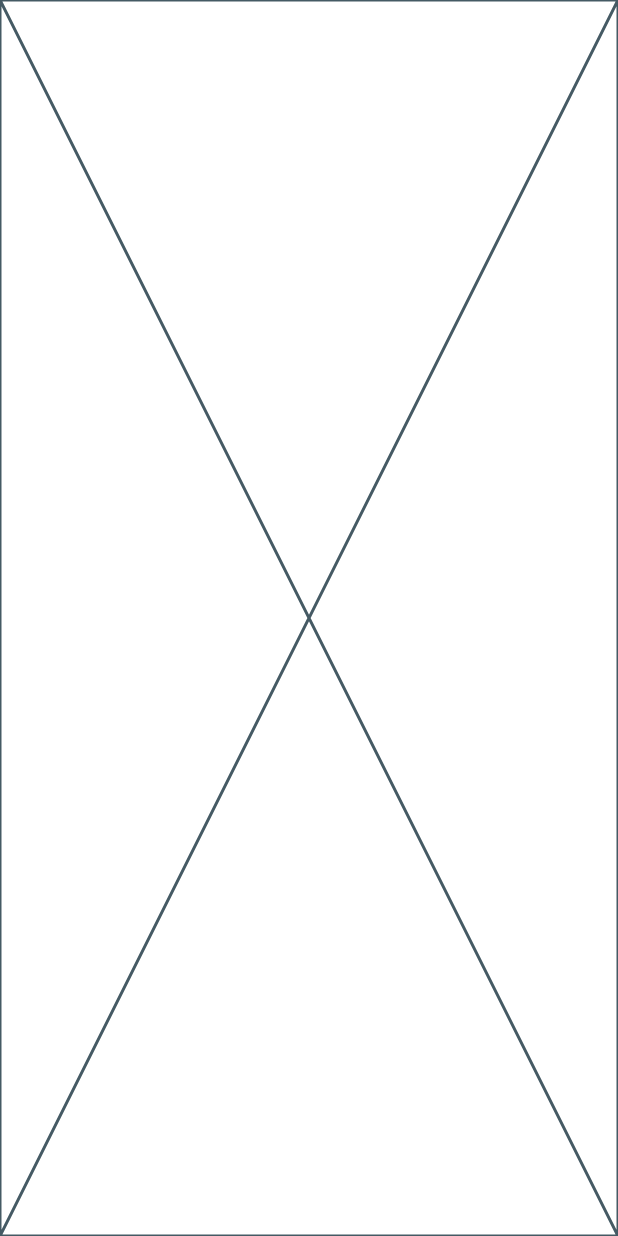
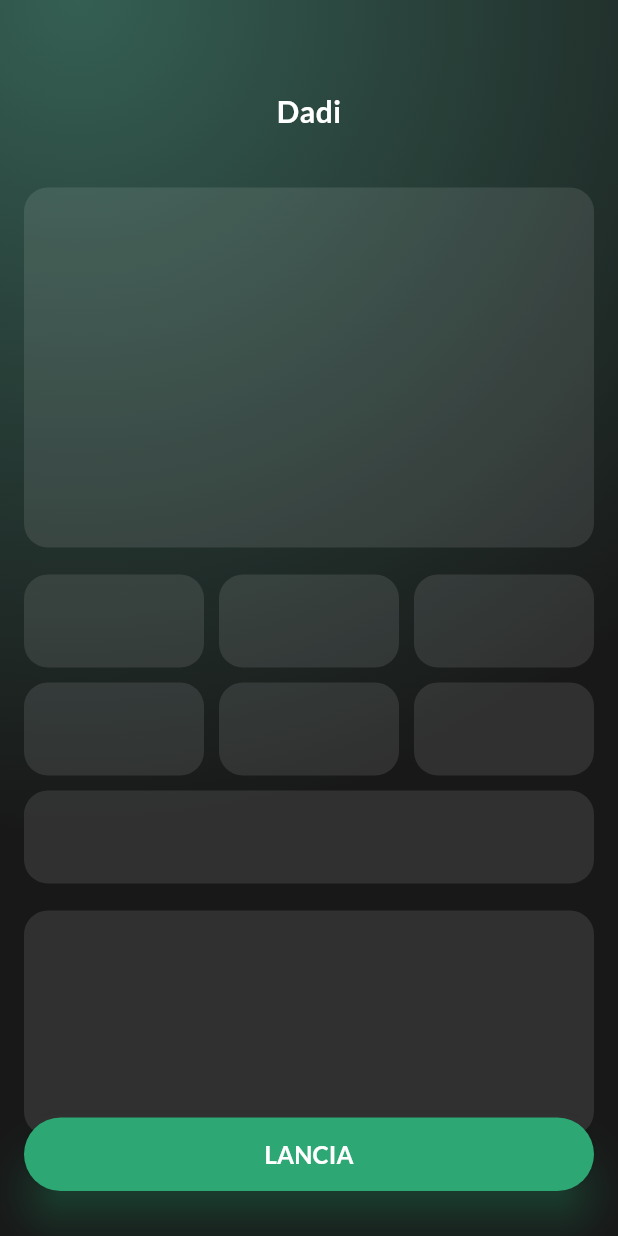
Before and after one commit to MrPio/Scheda_DnD_5e, a Flutter app: the screen it shows after launch, on a phone screen of 412 x 824 dp. Run offline on Flutter 3.47's test engine with Material 3 defaults, Android fonts, the phone set to English and light mode, and no system bars; our stand-ins replace cloud_firestore, firebase_auth, firebase_core, google_fonts, shared_preferences; accounts and stored records are empty.

Commit message:
model creation 2/3. Dice roll page 1/2

```diff
--- a/lib/enum/fonts.dart
+++ b/lib/enum/fonts.dart
@@ -4,22 +4,27 @@ import 'package:scheda_dnd_5e/enum/palette.dart';
 
 class Fonts {
   static light({color,double size=18}) => GoogleFonts.lato(
-      color: color ??Palette.scheme.onSecondary,
+      color: color ??Palette.onBackground,
       fontSize: size,
       fontWeight: FontWeight.w300);
 
   static regular({color,double size=18}) => GoogleFonts.lato(
-      color: color ??Palette.scheme.onSecondary,
+      color: color ??Palette.onBackground,
       fontSize: size,
       fontWeight: FontWeight.normal);
 
   static bold({color,double size=20}) => GoogleFonts.lato(
-      color: color ?? Palette.scheme.onSecondary,
+      color: color ?? Palette.onBackground,
       fontSize: size,
       fontWeight: FontWeight.bold);
 
-  static black({color,double size=24}) => GoogleFonts.lato(
-      color: color ??Palette.scheme.onSecondary,
+  static button({color,double size=16}) => GoogleFonts.lato(
+      color: color ?? Palette.onBackground,
+      fontSize: size,
+      fontWeight: FontWeight.bold);
+
+  static black({color,double size=28}) => GoogleFonts.lato(
+      color: color ??Palette.onBackground,
       fontSize: size,
       fontWeight: FontWeight.w900);
 }
--- /dev/null
+++ b/lib/enum/measures.dart
@@ -0,0 +1,9 @@
+class Measures {
+  static const vMarginBig = 60.0,
+      vMarginMed = 38.0,
+      vMarginSmall = 18.0,
+      vMarginThin = 10.0;
+  static const hPadding = 16.0;
+  static const diceCardHeight = 62.0;
+  static const bottomButtonMargin = 30.0;
+}
--- a/lib/enum/palette.dart
+++ b/lib/enum/palette.dart
@@ -1,8 +1,9 @@
 import 'package:flutter/material.dart';
 
 class Palette {
-  static late ThemeData theme;
-  static ColorScheme get scheme =>theme.colorScheme;
-
-  static const red = Color(0xFFf15450);
+  static const background = Color(0xFF181818);
+  static const backgroundGreen = Color(0xFF355f53);
+  static const onBackground = Color(0xFFffffff);
+  static const primaryGreen = Color(0xFF2da774);
+  static const card = Color(0x1Affffff);
 }
--- /dev/null
+++ b/lib/enum/relationship.dart
@@ -0,0 +1,15 @@
+enum Relationship {
+  alleato,
+  amico,
+  animale,
+  base,
+  boss,
+  divinita,
+  familiare,
+  locandiere,
+  maestro,
+  mostriciattolo,
+  nemesi,
+  nemico,
+  patrono;
+}
--- a/lib/main.dart
+++ b/lib/main.dart
@@ -3,6 +3,7 @@ import 'package:flutter/material.dart';
 import 'package:scheda_dnd_5e/manager/account_manager.dart';
 import 'package:scheda_dnd_5e/manager/database_manager.dart';
 import 'package:scheda_dnd_5e/model/user.dart';
+import 'package:scheda_dnd_5e/view/dice_page.dart';
 
 import 'firebase_options.dart';
 
@@ -21,9 +22,11 @@ class MyApp extends StatelessWidget {
 
   @override
   Widget build(BuildContext context) {
-    return const MaterialApp(
+    return MaterialApp(
       title: 'Scheda DnD 5e',
-      home: Placeholder(),
+      routes: <String, WidgetBuilder>{
+        '/': (context) => const DicePage(),
+      },
     );
   }
 }
--- a/lib/model/campaign.dart
+++ b/lib/model/campaign.dart
@@ -2,7 +2,7 @@ import 'package:scheda_dnd_5e/interface/identifiable.dart';
 import 'package:scheda_dnd_5e/interface/json_serializable.dart';
 import 'package:json_annotation/json_annotation.dart';
 
-part 'campaign.g.dart';
+part 'part/campaign.g.dart';
 
 @JsonSerializable()
 class Campaign implements JSONSerializable, Identifiable {
--- a/lib/model/character.dart
+++ b/lib/model/character.dart
@@ -2,7 +2,7 @@ import 'package:scheda_dnd_5e/interface/identifiable.dart';
 import 'package:scheda_dnd_5e/interface/json_serializable.dart';
 import 'package:json_annotation/json_annotation.dart';
 
-part 'character.g.dart';
+part 'part/character.g.dart';
 
 @JsonSerializable()
 class Character implements JSONSerializable, Identifiable {
--- a/lib/model/npc.dart
+++ b/lib/model/npc.dart
@@ -1,24 +1,28 @@
+import 'package:scheda_dnd_5e/enum/relationship.dart';
 import 'package:scheda_dnd_5e/interface/identifiable.dart';
 import 'package:scheda_dnd_5e/interface/json_serializable.dart';
 import 'package:json_annotation/json_annotation.dart';
 
-part 'npc.g.dart';
+part 'part/npc.g.dart';
 
 @JsonSerializable()
 class Npc implements JSONSerializable, Identifiable {
   final int regDateTimestamp;
+  final String name, description;
+  final Relationship? relationship;
 
   @override
   @JsonKey(includeFromJson: false, includeToJson: false)
   late final String? uid;
 
-  Npc()
-      : regDateTimestamp = DateTime.now().millisecondsSinceEpoch;
+  Npc({name, description, this.relationship})
+      : regDateTimestamp = DateTime.now().millisecondsSinceEpoch,
+        name = name ?? 'Anonimo',
+        description = description ?? '';
 
   get dateReg => DateTime.fromMillisecondsSinceEpoch(regDateTimestamp);
 
-  factory Npc.fromJson(Map<String, dynamic> json) =>
-      _$NpcFromJson(json);
+  factory Npc.fromJson(Map<String, dynamic> json) => _$NpcFromJson(json);
 
   @override
   Map<String, dynamic> toJSON() => _$NpcToJson(this);
--- a/lib/model/session.dart
+++ b/lib/model/session.dart
@@ -2,7 +2,7 @@ import 'package:scheda_dnd_5e/interface/identifiable.dart';
 import 'package:scheda_dnd_5e/interface/json_serializable.dart';
 import 'package:json_annotation/json_annotation.dart';
 
-part 'session.g.dart';
+part 'part/session.g.dart';
 
 @JsonSerializable()
 class Session implements JSONSerializable, Identifiable {
--- a/lib/model/user.dart
+++ b/lib/model/user.dart
@@ -4,7 +4,7 @@ import 'package:json_annotation/json_annotation.dart';
 import 'package:scheda_dnd_5e/model/campaign.dart';
 import 'package:scheda_dnd_5e/model/character.dart';
 
-part 'user.g.dart';
+part 'part/user.g.dart';
 
 @JsonSerializable()
 class User implements JSONSerializable, Identifiable {
--- /dev/null
+++ b/lib/view/dice_page.dart
@@ -0,0 +1,108 @@
+import 'package:flutter/cupertino.dart';
+import 'package:flutter/material.dart';
+import 'package:flutter/widgets.dart';
+import 'package:scheda_dnd_5e/enum/fonts.dart';
+import 'package:scheda_dnd_5e/enum/measures.dart';
+import 'package:scheda_dnd_5e/enum/palette.dart';
+import 'package:scheda_dnd_5e/view/gradient/glass_card.dart';
+import 'package:scheda_dnd_5e/view/gradient/gradient_background.dart';
+
+class DicePage extends StatelessWidget {
+  const DicePage({super.key});
+
+  @override
+  Widget build(BuildContext context) {
+    return Scaffold(
+      backgroundColor: Colors.transparent,
+      body: Stack(
+        children: [
+          // Background
+          const GradientBackground(topColor: Palette.backgroundGreen),
+          Padding(
+            padding: const EdgeInsets.symmetric(horizontal: Measures.hPadding),
+            child: Column(
+              children: [
+                // Header
+                const SizedBox(height: Measures.vMarginBig),
+                Align(
+                  alignment: Alignment.center,
+                  child: Text('Dadi', style: Fonts.bold()),
+                ),
+                const SizedBox(height: Measures.vMarginSmall),
+                // Body
+                const Expanded(
+                  child: SingleChildScrollView(
+                    child: Column(
+                      children: [
+                        // Selected dice ===============================
+                        SizedBox(height: Measures.vMarginSmall),
+                        GlassCard(height: 240),
+                        SizedBox(height: Measures.vMarginSmall),
+                        // D4, D6, D8 dice ===============================
+                        Row(
+                          children: [
+                            Expanded(
+                                child: GlassCard(height: Measures.diceCardHeight)),
+                            SizedBox(width: Measures.vMarginThin),
+                            Expanded(
+                                child: GlassCard(height: Measures.diceCardHeight)),
+                            SizedBox(width: Measures.vMarginThin),
+                            Expanded(
+                                child: GlassCard(height: Measures.diceCardHeight)),
+                          ],
+                        ),
+                        SizedBox(height: Measures.vMarginThin),
+                        //  D10, D12, D100 dice
+                        Row(
+                          children: [
+                            Expanded(
+                                child: GlassCard(height: Measures.diceCardHeight)),
+                            SizedBox(width: Measures.vMarginThin),
+                            Expanded(
+                                child: GlassCard(height: Measures.diceCardHeight)),
+                            SizedBox(width: Measures.vMarginThin),
+                            Expanded(
+                                child: GlassCard(height: Measures.diceCardHeight)),
+                          ],
+                        ),
+                        SizedBox(height: Measures.vMarginThin),
+                        // D20 Dice ===============================
+                        GlassCard(height: Measures.diceCardHeight),
+                        SizedBox(height: Measures.vMarginSmall),
+                        GlassCard(height: 150),
+                        SizedBox(height: 120),
+                      ],
+                    ),
+                  ),
+                ),
+              ],
+            ),
+          ),
+          Padding(
+            padding: const EdgeInsets.only(bottom: Measures.bottomButtonMargin),
+            child: Align(
+              alignment: Alignment.bottomCenter,
+              child: SizedBox(
+                width: double.infinity,
+                child: Padding(
+                  padding:
+                      const EdgeInsets.symmetric(horizontal: Measures.hPadding),
+                  child: ElevatedButton(
+                    onPressed: () {},
+                    style: ElevatedButton.styleFrom(
+                      backgroundColor: Palette.primaryGreen,
+                      padding: const EdgeInsets.symmetric(vertical: 13),
+                      shadowColor: Palette.primaryGreen,
+                      elevation: 12,
+                    ),
+                    child: Text('LANCIA', style: Fonts.button()),
+                  ),
+                ),
+              ),
+            ),
+          )
+        ],
+      ),
+    );
+  }
+}
--- /dev/null
+++ b/lib/view/gradient/glass_card.dart
@@ -0,0 +1,54 @@
+import 'package:flutter/material.dart';
+import 'package:scheda_dnd_5e/enum/palette.dart';
+
+class GlassCard extends StatefulWidget {
+  final double width, height;
+  final Widget? child;
+  final bool clickable;
+  final void Function()? onTap;
+
+  const GlassCard(
+      {super.key,
+      this.width=double.infinity,
+      this.height=double.infinity,
+      this.child,
+      this.clickable = true, this.onTap});
+
+  @override
+  State<GlassCard> createState() => _GlassCardState();
+}
+
+class _GlassCardState extends State<GlassCard> {
+  final double borderRadiusUp = 16, borderRadiusDown = 16;
+  final double marginUp = 0, marginDown = 3;
+  final double opacityUp = 1, opacityDown = 0.75;
+  bool _down = false;
+
+  @override
+  Widget build(BuildContext context) {
+    return GestureDetector(
+      onTap: widget.onTap,
+      onTapDown: (_) => widget.clickable ? setState(() => _down = true) : null,
+      onTapUp: (_) => widget.clickable ? setState(() => _down = false) : null,
+      onTapCancel: () =>
+          widget.clickable ? setState(() => _down = false) : null,
+      child: SizedBox(
+        width: widget.width,
+        height: widget.height,
+        child: AnimatedContainer(
+          duration: const Duration(milliseconds: 120),
+          margin: EdgeInsets.all(_down ? marginDown : marginUp),
+          decoration: BoxDecoration(
+              color: Palette.card.withOpacity(
+                  Palette.card.opacity * (_down ? opacityDown : opacityUp)),
+              borderRadius: BorderRadius.circular(
+                  _down ? borderRadiusDown : borderRadiusUp)),
+          child: Opacity(
+            opacity: _down ? opacityDown : opacityUp,
+            child: widget.child,
+          ),
+        ),
+      ),
+    );
+  }
+}
--- /dev/null
+++ b/lib/view/gradient/gradient_background.dart
@@ -0,0 +1,23 @@
+import 'package:flutter/material.dart';
+import 'package:scheda_dnd_5e/enum/palette.dart';
+
+class GradientBackground extends StatelessWidget {
+  final Color topColor, bottomColor;
+  const GradientBackground({super.key, required this.topColor, this.bottomColor=Palette.background});
+
+  @override
+  Widget build(BuildContext context) {
+    return Container(
+      decoration: BoxDecoration(
+        gradient: RadialGradient(
+          center: const Alignment(-0.75, -1.0),
+          radius: 1.35,
+          colors: [
+            topColor,
+            bottomColor,
+          ],
+        ),
+      ),
+    );
+  }
+}
```
Also changed, not shown: lib/model/part/campaign.g.dart, lib/model/part/character.g.dart, lib/model/part/npc.g.dart, lib/model/part/session.g.dart, lib/model/part/user.g.dart.
